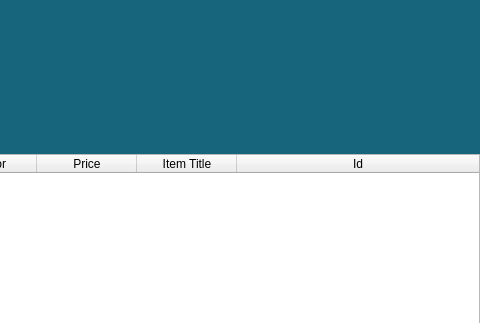
This is src/qt/forms/slingroad.ui in slingcoin/sling as Qt 5 draws it before an edit; both pictures show x 320 to 800 and y 0 to 323 of the 800 by 565 pixel window. The edited form follows.
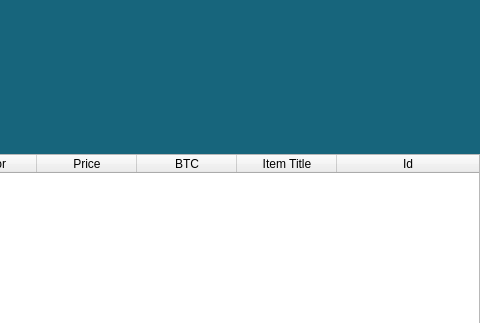
This is the edited form.

```diff
--- a/src/qt/forms/slingroad.ui
+++ b/src/qt/forms/slingroad.ui
@@ -176,6 +176,11 @@
            <string>Price</string>
           </property>
          </column>
+         <column>
+          <property name="text">
+           <string>BTC</string>
+          </property>
+         </column>
          <column>
           <property name="text">
            <string>Item Title</string>
```
